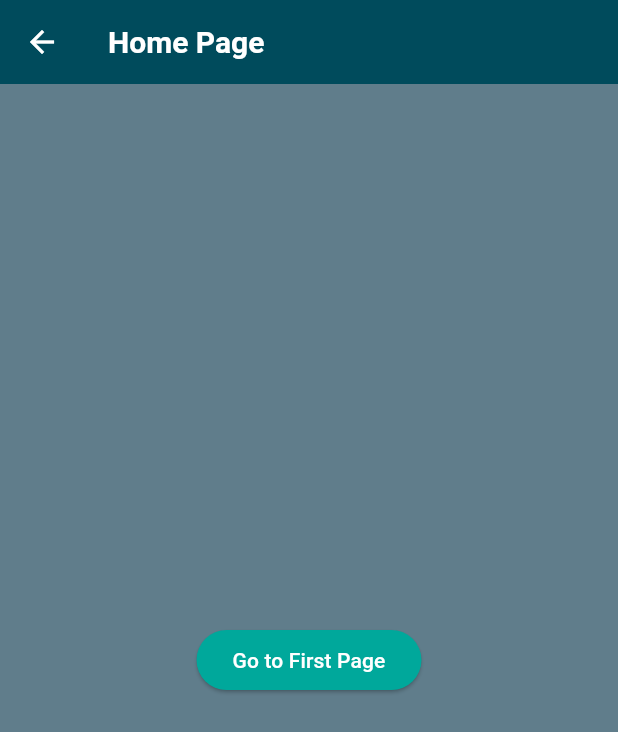
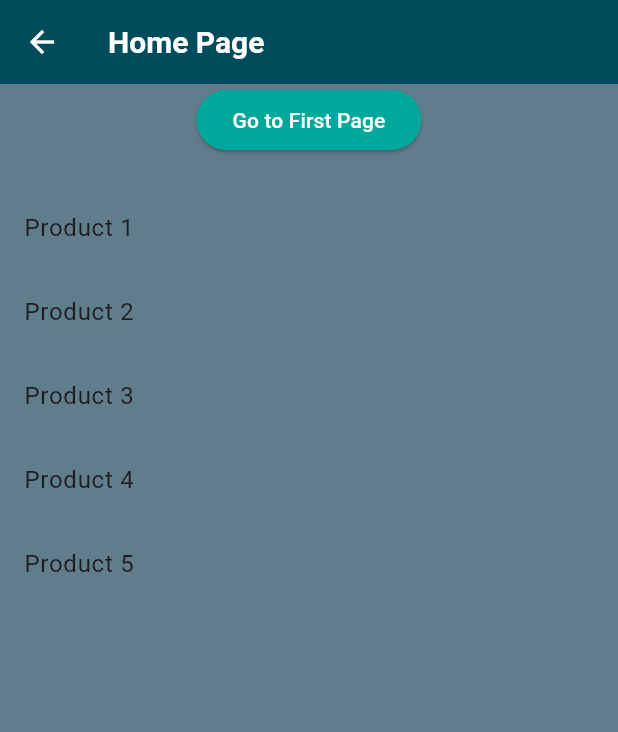
Before and after one commit to Isaiah-Essien/Let-s_route, a Flutter app: the screen it shows after launch, after a tap on "Go to Home", on a phone screen of 412 x 824 dp. Shown: the top 732 px of the screen. Run offline on Flutter 3.47's test engine with Material 3 defaults, Android fonts, the phone set to English and light mode, and no system bars.

Commit message:
practice routr assignment

```diff
--- a/lib/main.dart
+++ b/lib/main.dart
@@ -1,13 +1,14 @@
 import 'package:flutter/material.dart';
 import 'package:lets_route/pages/first_page.dart';
 import 'package:lets_route/pages/home_page.dart';
+import 'package:lets_route/pages/details_page.dart'; // Import the details page
 
 void main() {
   runApp(const MyApp());
 }
 
 class MyApp extends StatelessWidget {
-  const MyApp({super.key});
+  const MyApp({Key? key}) : super(key: key);
 
   @override
   Widget build(BuildContext context) {
@@ -37,10 +38,12 @@ class MyApp extends StatelessWidget {
           ),
         ),
       ),
-      home: const FirstPage(),
+      initialRoute: '/firstpage',
       routes: {
         '/firstpage': (context) => const FirstPage(),
         '/homepage': (context) => const HomePage(),
+        '/details': (context) =>
+            const DetailsPage(), // Add the details page route
       },
     );
   }
--- a/lib/pages/home_page.dart
+++ b/lib/pages/home_page.dart
@@ -1,18 +1,41 @@
 import 'package:flutter/material.dart';
 
 class HomePage extends StatelessWidget {
-  const HomePage({super.key});
+  const HomePage({Key? key}) : super(key: key);
 
   @override
   Widget build(BuildContext context) {
     return Scaffold(
       appBar: AppBar(title: const Text('Home Page')),
       body: Center(
-        child: ElevatedButton(
-          child: const Text('Go to First Page'),
-          onPressed: () {
-            Navigator.pushNamed(context, '/firstpage');
-          },
+        child: Column(
+          mainAxisAlignment: MainAxisAlignment.center,
+          children: <Widget>[
+            ElevatedButton(
+              child: const Text('Go to First Page'),
+              onPressed: () {
+                Navigator.pushNamed(context, '/firstpage');
+              },
+            ),
+            const SizedBox(height: 20),
+            Expanded(
+              child: ListView.builder(
+                itemCount: 5, // Number of product items
+                itemBuilder: (BuildContext context, int index) {
+                  return ListTile(
+                    title: Text('Product ${index + 1}'),
+                    onTap: () {
+                      Navigator.pushNamed(
+                        context,
+                        '/details',
+                        arguments: {'productName': 'Product ${index + 1}'},
+                      );
+                    },
+                  );
+                },
+              ),
+            ),
+          ],
         ),
       ),
     );
--- a/pubspec.yaml
+++ b/pubspec.yaml
@@ -59,8 +59,8 @@ flutter:
   uses-material-design: true
 
   # To add assets to your application, add an assets section, like this:
-  # assets:
-  #   - images/a_dot_burr.jpeg
+  assets:
+    - assets\images\shoes.jpg
   #   - images/a_dot_ham.jpeg
 
   # An image asset can refer to one or more resolution-specific "variants", see
```
Also changed, not shown: lib/pages/details_page.dart (added, +71 -0 lines), assets/images/shoes.jpg (added).
